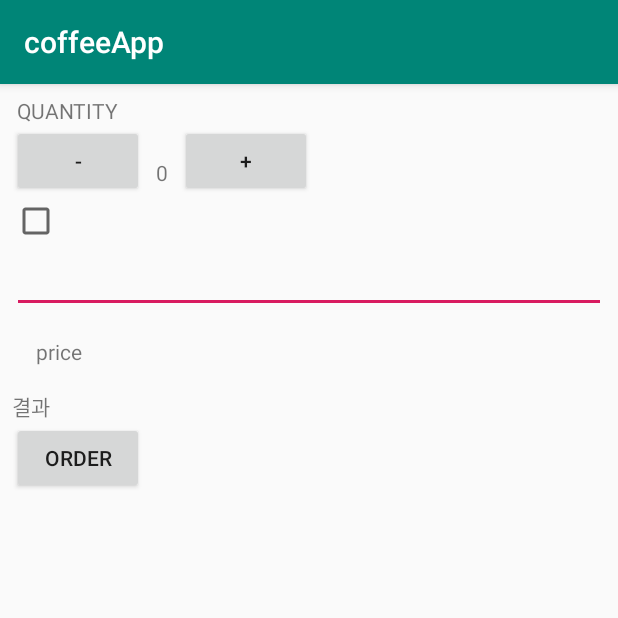
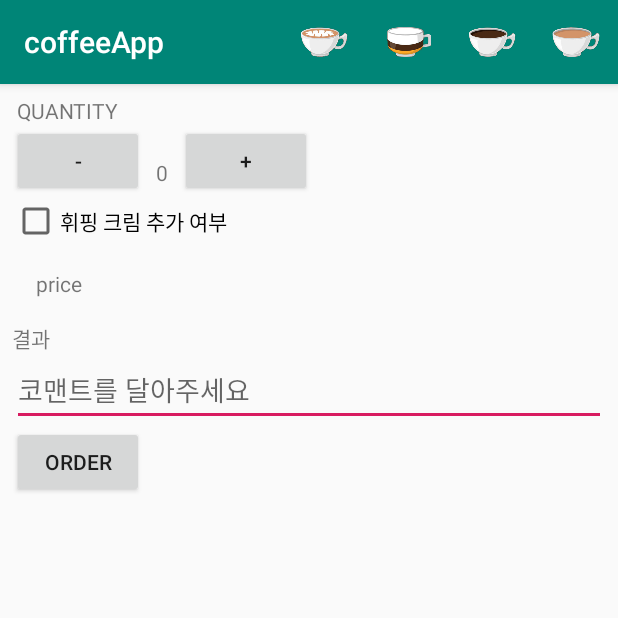
Before and after one commit to yeonyang9421/CoffeeApp, an Android app: the screen it shows after launch (CoffeeActivity), on a phone screen of 412 x 824 dp, the top half of it. Run offline under Robolectric (Android 15) with nearby library versions, the phone set to English and light mode, and no system bars.

Commit message:
7일차 coffee Activity에 옵션메뉴 붙이기!

```diff
--- a/app/src/main/java/kr/co/woobi/imyeon/coffeeapp/CoffeeActivity.java
+++ b/app/src/main/java/kr/co/woobi/imyeon/coffeeapp/CoffeeActivity.java
@@ -4,6 +4,8 @@
 import android.support.v7.app.AppCompatActivity;
 import android.os.Bundle;
 import android.util.Log;
+import android.view.Menu;
+import android.view.MenuInflater;
 import android.view.View;
 import android.widget.Button;
 import android.widget.CheckBox;
@@ -109,4 +111,12 @@
         mIsCream);
         mPriceTexview.setText(result);
     }
-}
+
+//메뉴를 붙이는 부분
+    @Override
+    public boolean onCreateOptionsMenu(Menu menu) {
+        MenuInflater inflater=getMenuInflater();
+        inflater.inflate(R.menu.menu_coffee,menu);
+        return  true;
+        }
+    }
--- a/app/src/main/res/layout/activity_coffee.xml
+++ b/app/src/main/res/layout/activity_coffee.xml
@@ -34,13 +34,11 @@
         android:text="+"/>
     </LinearLayout>
     <CheckBox
+        android:text="휘핑 크림 추가 여부"
         android:id="@+id/cream_check"
         android:layout_width="wrap_content"
         android:layout_height="wrap_content" />
-    <EditText
-        android:id="@+id/comment_edit"
-        android:layout_width="match_parent"
-        android:layout_height="wrap_content" />
+
     <TextView
         android:padding="16dp"
         android:id="@+id/textprice"
@@ -53,6 +51,11 @@
         android:text="결과"
         android:layout_width="wrap_content"
         android:layout_height="wrap_content" />
+    <EditText
+        android:hint="코맨트를 달아주세요"
+        android:id="@+id/comment_edit"
+        android:layout_width="match_parent"
+        android:layout_height="wrap_content" />
     <Button
         android:id="@+id/buttonOrder"
         android:text="ORDER"
--- /dev/null
+++ b/app/src/main/res/menu/menu_coffee.xml
@@ -0,0 +1,22 @@
+<?xml version="1.0" encoding="utf-8"?>
+<menu xmlns:android="http://schemas.android.com/apk/res/android"
+    xmlns:app="http://schemas.android.com/apk/res-auto">
+    <item
+        android:id="@+id/action_setting"
+        android:title="설정"
+        android:icon="@drawable/capuccino"
+        app:showAsAction="always"/>
+    <item
+        android:icon="@drawable/moca"
+        android:title="Item"
+        app:showAsAction="always" />
+    <item
+        android:icon="@drawable/americano"
+        android:title="Item"
+        app:showAsAction="always" />
+    <item
+        android:icon="@drawable/latte"
+        android:title="Item"
+        app:showAsAction="always" />
+
+</menu>
```
Also changed, not shown: app/src/main/res/drawable/americano.png (added), app/src/main/res/drawable/capuccino.png (added), app/src/main/res/drawable/latte.png (added), app/src/main/res/drawable/moca.png (added).
